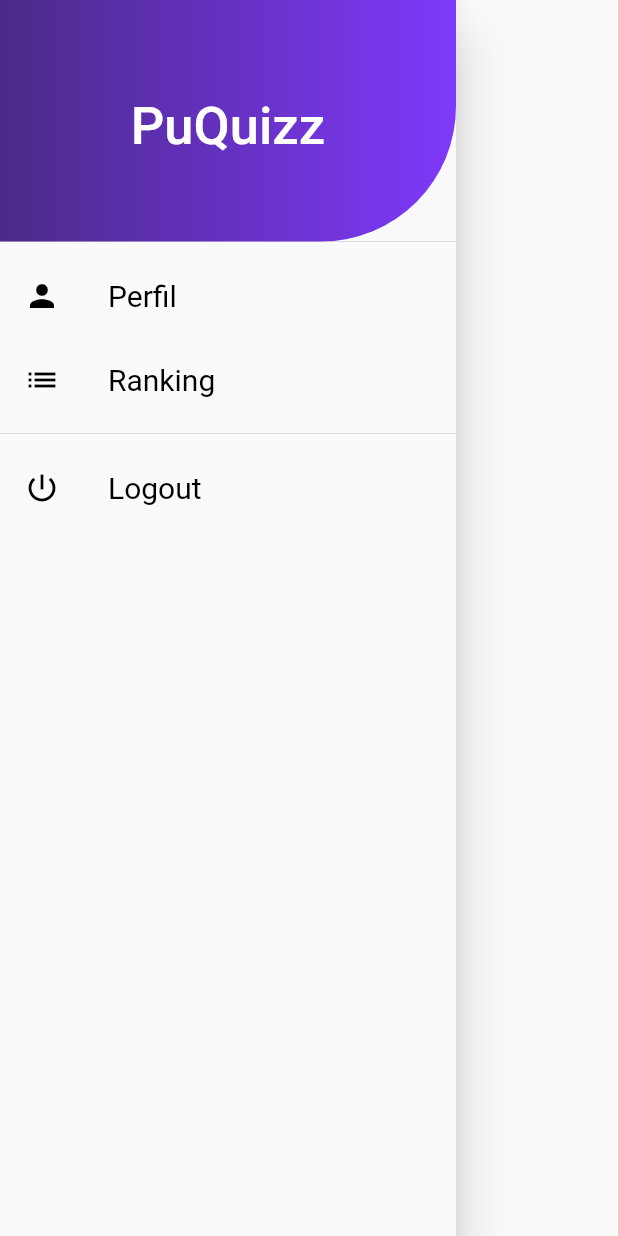
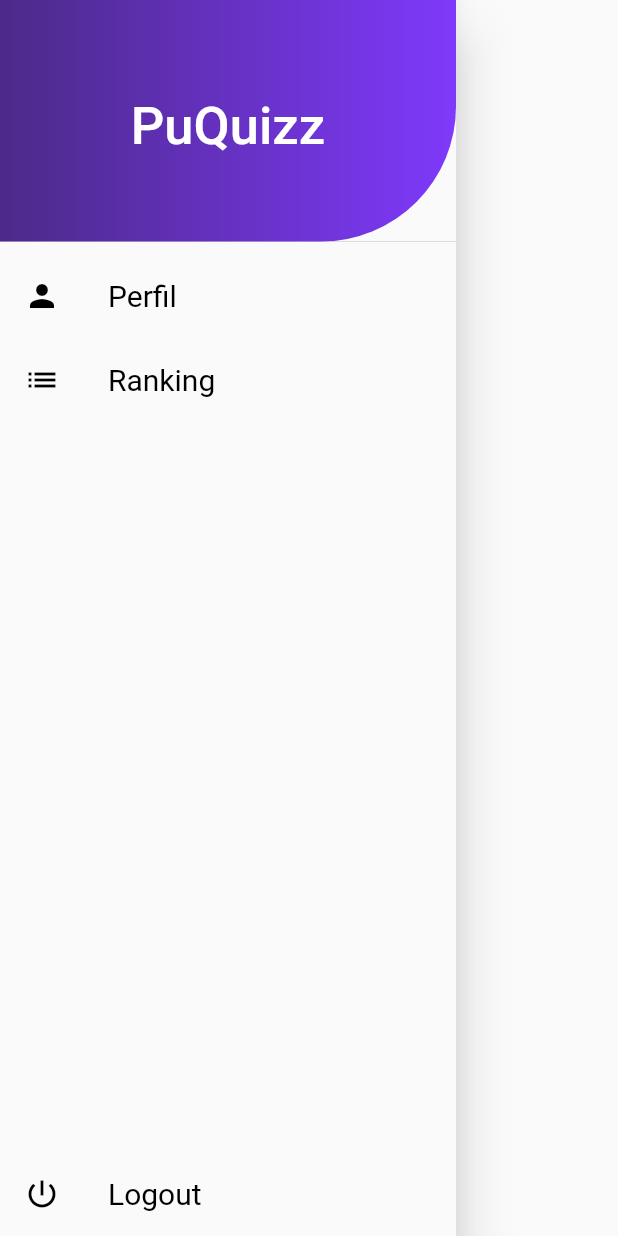
Before and after one commit to eliasfpaiva/si_teste, a Flutter app: what getDrawer() shows on an empty page, opened directly, on a phone screen of 412 x 824 dp. Run offline on Flutter 3.47's test engine with Material 2 defaults, Android fonts, the phone set to English and light mode, and no system bars; our stand-ins replace auto_size_text, share, splashscreen; network calls fail.

Commit message:
Ajustes no menu Drawer - OS.:26

```diff
--- a/lib/views/widgets/components.dart
+++ b/lib/views/widgets/components.dart
@@ -5,9 +5,10 @@ class Components {
   static Widget _drawer;
 
   static Widget getDrawer(context){
+//    if(true) {
     if(_drawer == null) {
       _drawer = Drawer(
-        child: ListView(
+        child: Column(
           children: <Widget>[
             DrawerHeader(
               child: Center(
@@ -22,9 +23,14 @@ class Components {
                 borderRadius: BorderRadius.only(bottomRight: Radius.circular(90)),
               ),
             ),
-            _getListTile(context, 'Perfil', '/Login/Perfil', Icons.person),
-            _getListTile(context, 'Ranking', '/Login/Ranking', Icons.list),
-            Divider(),
+            Expanded(
+              child: ListView(
+                children: <Widget>[
+                  _getListTile(context, 'Perfil', '/Login/Perfil', Icons.person),
+                  _getListTile(context, 'Ranking', '/Login/Ranking', Icons.list),
+                ],
+              ),
+            ),
             ListTile(
               title: _getDrawerText('Logout', Colors.black),
               leading: Icon(Icons.power_settings_new, color: Colors.black,),
```
